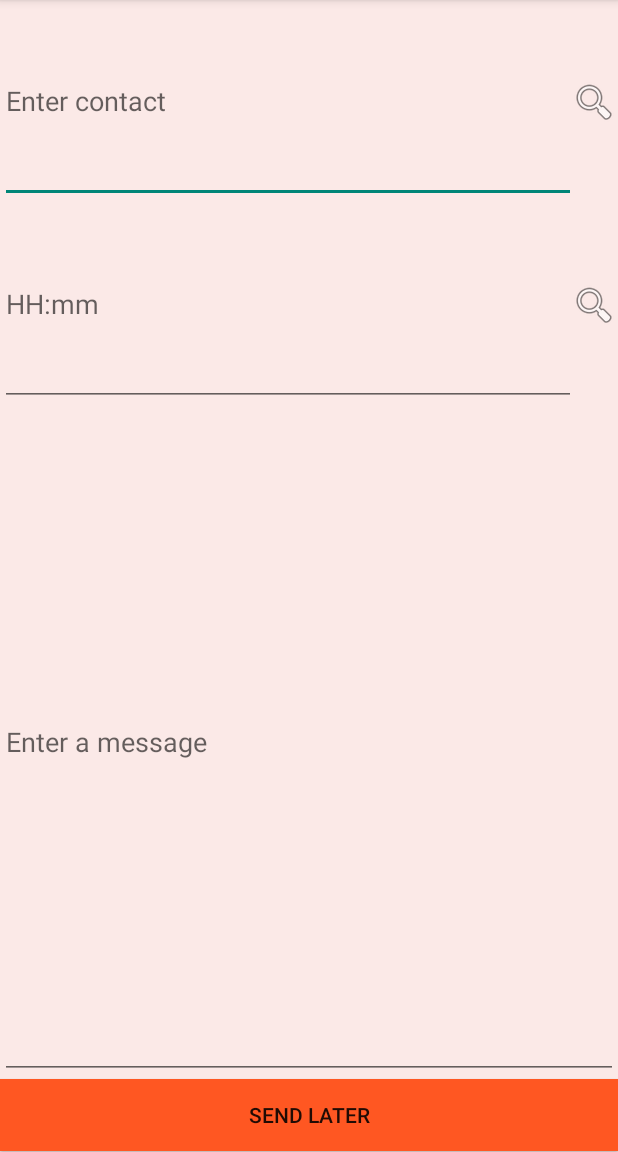
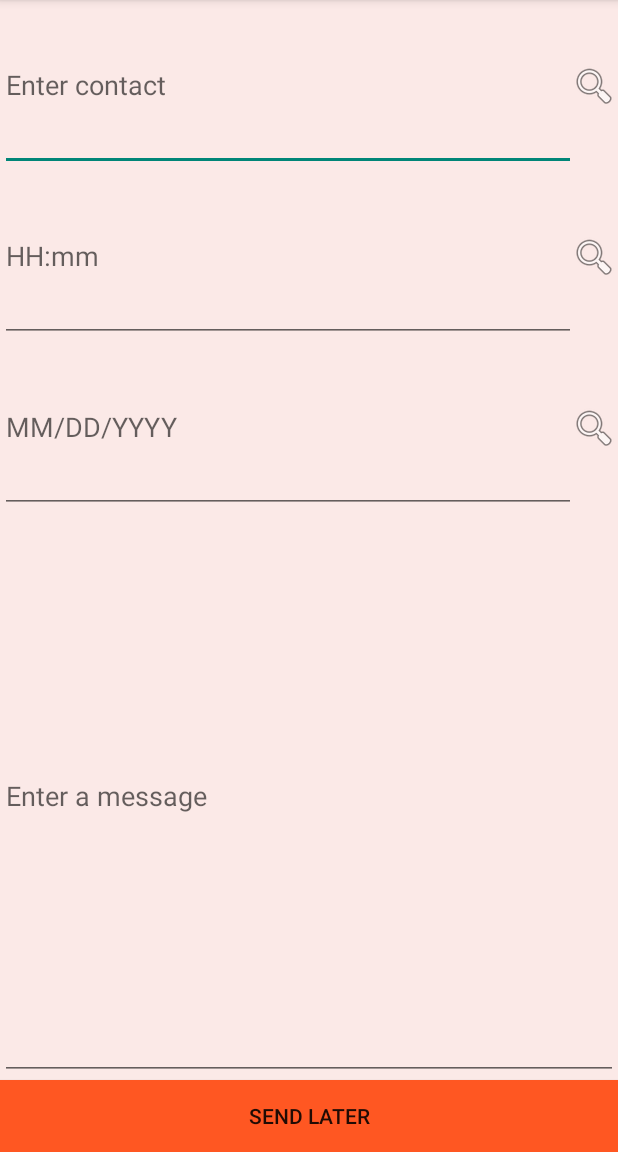
Before and after one commit to AnaxAndrade/FutureText, an Android app: the screen it shows after launch (InputActivity), after a tap on "SEND LATER", on a phone screen of 412 x 824 dp, the part 84-1236 px from its top. Run offline under Robolectric (Android 15) with nearby library versions, the phone set to English and light mode, and no system bars; 5 statements that could not run were skipped.

Commit message:
Added date input. Cleaned up a little

```diff
--- a/app/src/main/java/com/mycompany/futuretext/InputActivity.java
+++ b/app/src/main/java/com/mycompany/futuretext/InputActivity.java
@@ -1,6 +1,7 @@
 package com.mycompany.futuretext;
 
 import android.app.AlarmManager;
+import android.app.DatePickerDialog;
 import android.app.PendingIntent;
 import android.app.TimePickerDialog;
 import android.content.Context;
@@ -12,6 +13,7 @@ import android.text.InputType;
 import android.view.Menu;
 import android.view.MenuItem;
 import android.content.Intent;
+import android.widget.DatePicker;
 import android.widget.EditText;
 import android.view.View;
 import android.app.TimePickerDialog.OnTimeSetListener;
@@ -38,6 +40,7 @@ public class InputActivity extends ActionBarActivity {
         findViewsById();
 
         setTime();
+        setDate();
     }
 
     @Override
@@ -74,21 +77,24 @@ public class InputActivity extends ActionBarActivity {
         EditText getMessage = (EditText) findViewById(R.id.get_message);
         String message = getMessage.getText().toString();
         EditText getTime = (EditText) findViewById(R.id.time);
-        String when = getTime.getText().toString();
-        String messagePost = ("To: " + recipient + "\n" + message + "\n" + when);
+        String time = getTime.getText().toString();
+        EditText getDate = (EditText) findViewById(R.id.date);
+        String date = getDate.getText().toString();
+        String messagePost = ("To: " + recipient + "\n" + message + "\n" + time);
 
         //writes message post to archive file
         MessageLog.toFile(this.getApplicationContext(), MessageLog.STORED_MESSAGES, messagePost);
 
+        //parses date input
+        String[] dateValues = date.split("/");
+        int month = Integer.parseInt(dateValues[0]);
+        int day = Integer.parseInt(dateValues[1]);
+        int year = Integer.parseInt(dateValues[2]);
+
         //parses time input
-        char[] hourChars = new char[2];
-        char[] minuteChars = new char[2];
-        when.getChars(0,2,hourChars,0);
-        when.getChars(3, when.length(), minuteChars, 0);
-        String hourString =  new StringBuilder().append(hourChars[0]).append(hourChars[1]).toString();
-        String minuteString = new StringBuilder().append(minuteChars[0]).append(minuteChars[1]).toString();
-        int hour = Integer.parseInt(hourString);
-        int minute = Integer.parseInt(minuteString);
+        String[] timeValues = time.split(":");
+        int hour = Integer.parseInt(timeValues[0]);
+        int minute = Integer.parseInt(timeValues[1]);
 
         Calendar c = Calendar.getInstance();
         //creates unique id for the alarm manager so separate messages stay separate
@@ -97,20 +103,23 @@ public class InputActivity extends ActionBarActivity {
 
         //sets calendar to parsed time input
         c.setTimeInMillis(System.currentTimeMillis());
+        c.set(Calendar.YEAR, year);
+        c.set(Calendar.MONTH, month);
+        c.set(Calendar.DAY_OF_MONTH, day);
         c.set(Calendar.HOUR_OF_DAY, hour);
         c.set(Calendar.MINUTE, minute);
 
         Intent messageIntent = new Intent(this, AlarmReceiver.class);
         messageIntent.putExtra(EXTRA_MESSAGE, message);
         messageIntent.putExtra(EXTRA_RECIPIENT, recipient);
-        messageIntent.putExtra(EXTRA_DATEANDTIME, when);
+        messageIntent.putExtra(EXTRA_DATEANDTIME, time);
         messageIntent.putExtra(EXTRA_ID, alarmIDString);
 
         PendingIntent alarmIntent = PendingIntent.getBroadcast(this.getApplicationContext(), alarmID, messageIntent, PendingIntent.FLAG_ONE_SHOT);
         AlarmManager am = (AlarmManager) getSystemService(Context.ALARM_SERVICE);
         am.set(AlarmManager.RTC_WAKEUP, c.getTimeInMillis(), alarmIntent); //schedules alarm manager for preset time via Calendar c
 
-        Toast.makeText(this,("text scheduled for " + hourString + ":" + minuteString), Toast.LENGTH_LONG).show();
+        Toast.makeText(this,("text scheduled for " + hour + ":" + minute), Toast.LENGTH_LONG).show();
     }
 
     //Allows user to access contacts to choose a phone number
@@ -149,14 +158,17 @@ public class InputActivity extends ActionBarActivity {
         }
     }
 
-    //Everything below this comment is for showing the TimePickerDialog and getting it's time into the get_time EditText
+    //Everything below this comment is for showing the TimePickerDialog and getting it's time into the time EditText
     TimePickerDialog timePickerDialog;
-    EditText getTime;
+    EditText time;
 
     private void findViewsById() {
 
-        getTime = (EditText) findViewById(R.id.time);
-        getTime.setInputType(InputType.TYPE_NULL);
+        time = (EditText) findViewById(R.id.time);
+        time.setInputType(InputType.TYPE_NULL);
+
+        date = (EditText) findViewById(R.id.date);
+        date.setInputType(InputType.TYPE_NULL);
     }
 
     private void setTime() {
@@ -166,7 +178,7 @@ public class InputActivity extends ActionBarActivity {
 
             public void onTimeSet(TimePicker view, int hourOfTheDay, int minute) {
 
-                getTime.setText(Integer.toString(hourOfTheDay) + ":" + Integer.toString(minute));
+                time.setText(Integer.toString(hourOfTheDay) + ":" + Integer.toString(minute));
             }
 
         }, c.get(Calendar.HOUR_OF_DAY), c.get(Calendar.MINUTE), true);
@@ -176,5 +188,26 @@ public class InputActivity extends ActionBarActivity {
         timePickerDialog.show();
     }
 
+    //Everything below this comment is for showing DatePickerDialog and getting its date into the date EditText
+
+    DatePickerDialog datePickerDialog;
+    EditText date;
+
+    private void setDate() {
+
+        Calendar c = Calendar.getInstance();
+        datePickerDialog = new DatePickerDialog(this, new DatePickerDialog.OnDateSetListener() {
+
+            public void onDateSet(DatePicker view, int year, int monthOfYear, int dayOfMonth) {
+
+                date.setText(Integer.toString(monthOfYear) + "/" + Integer.toString(dayOfMonth) + "/" + Integer.toString(year));
+            }
+
+        }, c.get(Calendar.MONTH), c.get(Calendar.DAY_OF_MONTH), c.get(Calendar.YEAR));
+    }
+
+    public void showDateDialog(View view) {
+        datePickerDialog.show();
+    }
 
 }
--- a/app/src/main/res/layout/activity_input.xml
+++ b/app/src/main/res/layout/activity_input.xml
@@ -35,9 +35,9 @@
         <EditText android:id="@+id/time"
             android:layout_width="fill_parent"
             android:layout_height="fill_parent"
-            android:hint="@string/edit_dateTime"
+            android:hint="@string/edit_time"
             android:singleLine="true"
-            android:nextFocusDown="@+id/get_message"/>
+            android:nextFocusDown="@+id/date"/>
         <ImageButton
             android:id="@+id/get_time"
             android:layout_width="wrap_content"
@@ -50,7 +50,7 @@
             android:background="@color/Background"
             android:onClick="showTimeDialog"/>
     </RelativeLayout>
-    <!--RelativeLayout
+    <RelativeLayout
         android:layout_width="match_parent"
         android:layout_height="0dp"
         android:layout_weight="0.1"
@@ -58,7 +58,8 @@
         <EditText android:id="@+id/date"
             android:layout_width="fill_parent"
             android:layout_height="fill_parent"
-            android:hint="@string/edit_dateTime"
+            android:hint="@string/edit_date"
+            android:inputType="date"
             android:singleLine="true"
             android:nextFocusDown="@+id/get_message"/>
         <ImageButton
@@ -71,8 +72,8 @@
             android:layout_alignParentRight="true"
             android:layout_alignParentEnd="true"
             android:background="@color/Background"
-            android:onClick="showTimeDialog"/>
-    </RelativeLayout-->
+            android:onClick="showDateDialog"/>
+    </RelativeLayout>
 
 
     <EditText android:id="@+id/get_message"
--- a/app/src/main/res/values/strings.xml
+++ b/app/src/main/res/values/strings.xml
@@ -3,7 +3,8 @@
     <string name="action_settings">Settings</string>
     <string name="edit_message">Enter a message</string>
     <string name="edit_recipient">Enter contact</string>
-    <string name="edit_dateTime">HH:mm</string>
+    <string name="edit_time">HH:mm</string>
+    <string name="edit_date">MM/DD/YYYY</string>
     <string name="button_sendNow">Send</string>
     <string name="button_sendLater">Send later</string>
     <string name="title_activity_main">MainActivity</string>
```
